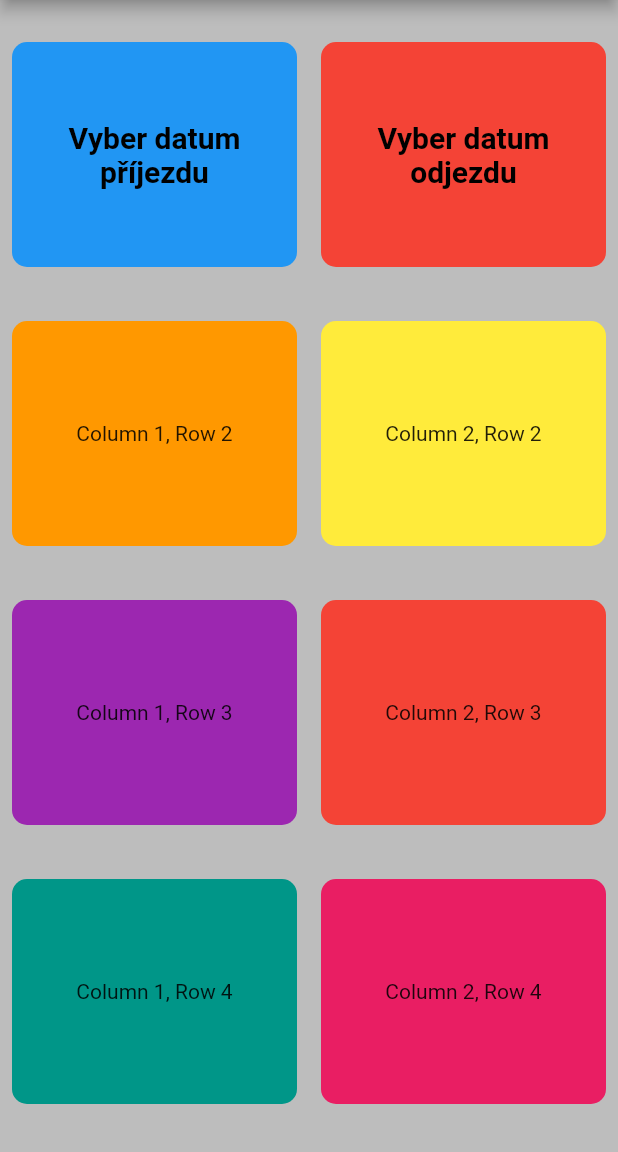
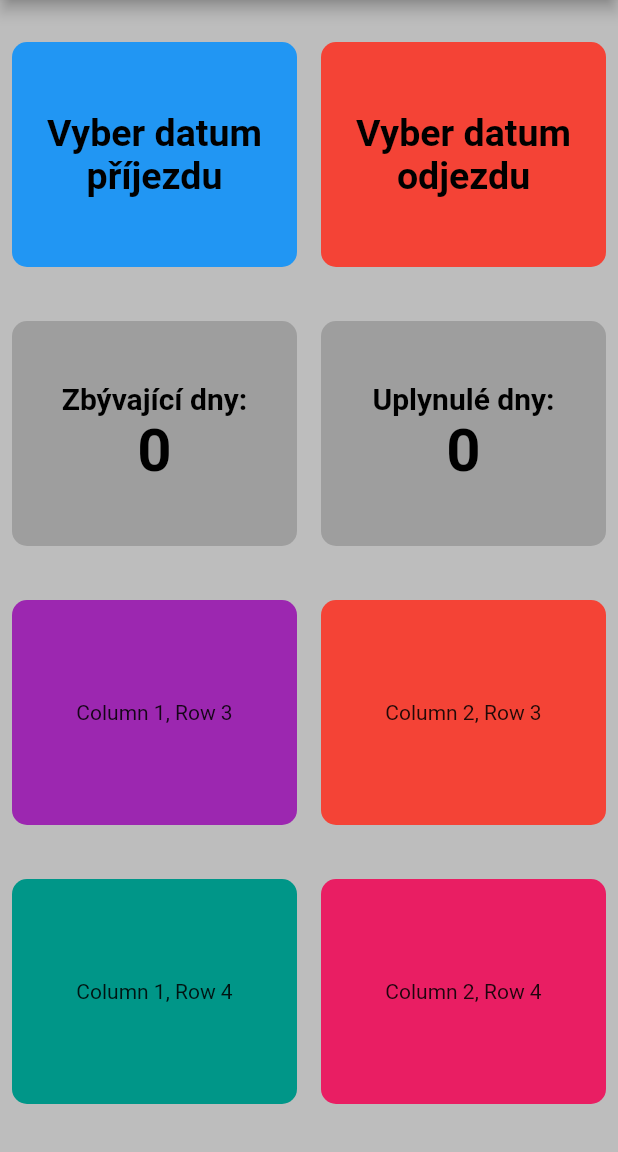
Before and after one commit to luklukass/motivator_with_initial_value, a Flutter app: the screen it shows after launch, on a phone screen of 412 x 824 dp, the part 84-1236 px from its top. Run offline on Flutter 3.47's test engine with Material 2 defaults, Android fonts, the light colour scheme and no system bars.

Commit message:
with days

```diff
--- a/lib/main.dart
+++ b/lib/main.dart
@@ -42,6 +42,8 @@ class ScrolledLayout extends StatefulWidget {
 class _ScrolledLayoutState extends State<ScrolledLayout> {
   DateTime? arrivalDate;
   DateTime? departureDate;
+  int remainingDays = 0;
+  int passedDays = 0;
 
   Future<void> _selectArrivalDate(BuildContext context) async {
     final DateTime? picked = await showDatePicker(
@@ -61,6 +63,7 @@ class _ScrolledLayoutState extends State<ScrolledLayout> {
     if (picked != null) {
       setState(() {
         arrivalDate = picked;
+        computeRemainingDays();
       });
     }
   }
@@ -83,7 +86,29 @@ class _ScrolledLayoutState extends State<ScrolledLayout> {
     if (picked != null) {
       setState(() {
         departureDate = picked;
+        computePassedDays();
+        computeRemainingDays();
+
       });
+    }
+  }
+
+  void computeRemainingDays() {
+    if (departureDate != null) {
+      final difference = departureDate!.difference(DateTime.now());
+      remainingDays = difference.inDays + 1;
+    } else {
+      remainingDays = 0;
+    }
+  }
+
+
+  void computePassedDays() {
+    if (arrivalDate != null) {
+      final difference = arrivalDate!.difference(DateTime.now()).abs();
+      passedDays = difference.inDays;
+    } else {
+      passedDays = 0;
     }
   }
 
@@ -115,7 +140,7 @@ class _ScrolledLayoutState extends State<ScrolledLayout> {
                             child: arrivalDate == null
                                 ? Text('Vyber datum příjezdu',
                               style: TextStyle(
-                                fontSize: 20, // Set the font size to 20
+                                fontSize: 25, // Set the font size to 20
                                 fontWeight: FontWeight.bold, // Set the font weight to bold
                                 color: Colors.black, // Set the text color to white
                               ),
@@ -150,7 +175,7 @@ class _ScrolledLayoutState extends State<ScrolledLayout> {
                               child: departureDate == null
                                   ? Text('Vyber datum odjezdu',
                                 style: TextStyle(
-                                  fontSize: 20, // Set the font size to 20
+                                  fontSize: 25, // Set the font size to 20
                                   fontWeight: FontWeight.bold, // Set the font weight to bold
                                   color: Colors.black, // Set the text color to white
                                 ),
@@ -180,12 +205,35 @@ class _ScrolledLayoutState extends State<ScrolledLayout> {
                   child: Padding(
                     padding: const EdgeInsets.all(8.0),
                     child: ClipRRect(
-                      borderRadius: BorderRadius.circular(10), // Set circular corners
+                      borderRadius: BorderRadius.circular(10),
                       child: Container(
                         height: 150,
-                        color: Colors.orange,
-                        child: const Center(
-                          child: Text('Column 1, Row 2'),
+                        color: Colors.grey,
+                        child: Center(
+                          child: RichText(
+                            textAlign: TextAlign.center,
+                            text: TextSpan(
+                              style: TextStyle(
+                                color: Colors.black,
+                              ),
+                              children: [
+                                TextSpan(
+                                  text: 'Zbývající dny: \n',
+                                  style: TextStyle(
+                                    fontSize: 20,
+                                    fontWeight: FontWeight.bold,
+                                  ),
+                                ),
+                                TextSpan(
+                                  text: '$remainingDays',
+                                  style: TextStyle(
+                                    fontSize: 40,
+                                    fontWeight: FontWeight.bold,
+                                  ),
+                                ),
+                              ],
+                            ),
+                          ),
                         ),
                       ),
                     ),
@@ -198,9 +246,32 @@ class _ScrolledLayoutState extends State<ScrolledLayout> {
                       borderRadius: BorderRadius.circular(10), // Set circular corners
                       child: Container(
                         height: 150,
-                        color: Colors.yellow,
-                        child: const Center(
-                          child: Text('Column 2, Row 2'),
+                        color: Colors.grey,
+                        child: Center(
+                          child: RichText(
+                            textAlign: TextAlign.center,
+                            text: TextSpan(
+                              style: TextStyle(
+                                color: Colors.black,
+                              ),
+                              children: [
+                                TextSpan(
+                                  text: 'Uplynulé dny: \n',
+                                  style: TextStyle(
+                                    fontSize: 20,
+                                    fontWeight: FontWeight.bold,
+                                  ),
+                                ),
+                                TextSpan(
+                                  text: '$passedDays',
+                                  style: TextStyle(
+                                    fontSize: 40,
+                                    fontWeight: FontWeight.bold,
+                                  ),
+                                ),
+                              ],
+                            ),
+                          ),
                         ),
                       ),
                     ),
```
